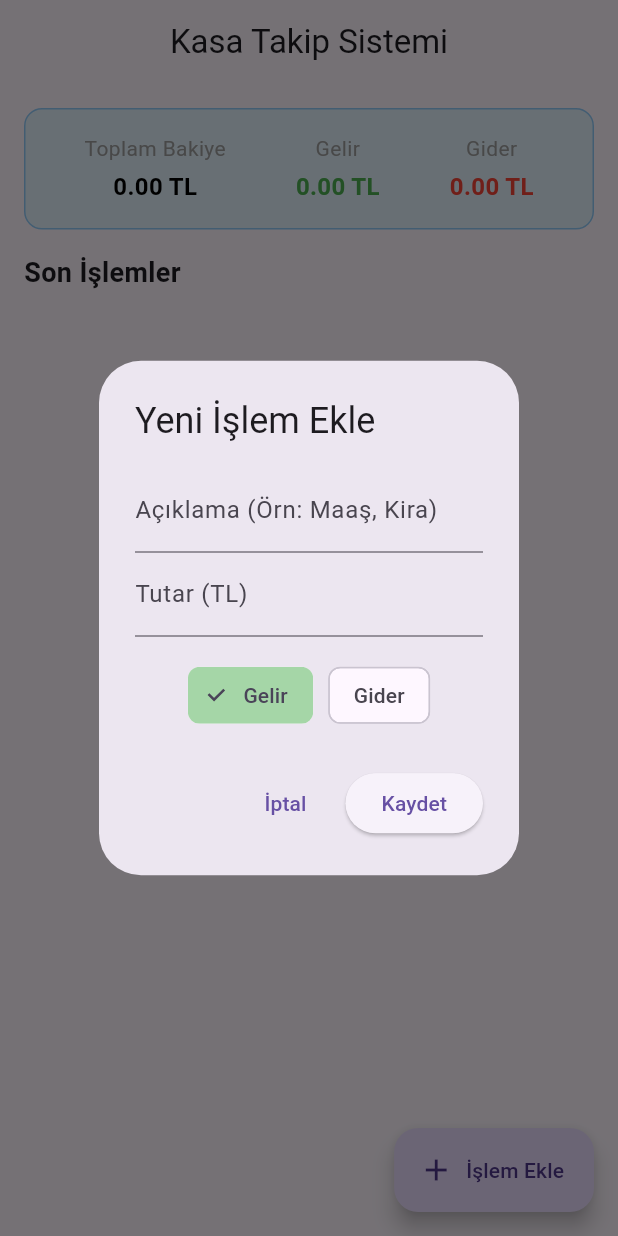
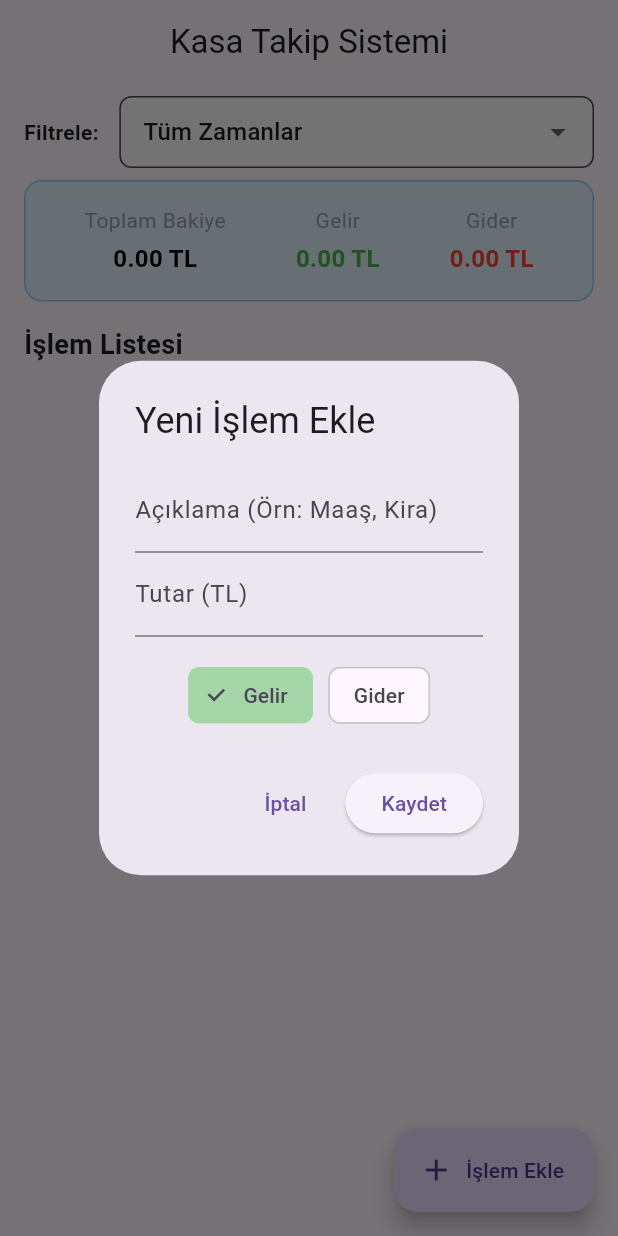
Before and after one commit to aleyna4199/kasa-takip-sistemi, a Flutter app: the screen it shows after launch, after a tap on "İşlem Ekle", on a phone screen of 412 x 824 dp. Run offline on Flutter 3.47's test engine with Material 3 defaults, Android fonts, the phone set to English and light mode, and no system bars; our stand-ins replace sqflite, sqflite_common_ffi; accounts and stored records are empty.

Commit message:
Ay ve gun bazli filtreleme eklendi

```diff
--- a/lib/main.dart
+++ b/lib/main.dart
@@ -36,15 +36,84 @@ class _AnaSayfaState extends State<AnaSayfa> {
   double _toplamGelir = 0.0;
   double _toplamGider = 0.0;
 
+  // Filtreleme için değişken (null = Tüm Zamanlar, 'YYYY-MM' = Ay, 'YYYY-MM-DD' = Gün)
+  String? _secilenFiltre;
+  List<String> _filtrelenebilirDonemler = [];
+
   @override
   void initState() {
     super.initState();
-    _verileriYukle();
+    _verileriVeDonemleriYukle();
   }
 
-  Future<void> _verileriYukle() async {
+  // Türkçe ay ve gün isimlerini düzenli göstermek için yardımcı fonksiyon
+  String _donemiFormatla(String donem) {
     try {
-      final veriler = await DatabaseHelper.instance.getTransactions();
+      if (donem.length == 7) {
+        // Örn: "2026-07" -> "Temmuz 2026"
+        List<String> parcalar = donem.split('-');
+        int yil = int.parse(parcalar[0]);
+        int ay = int.parse(parcalar[1]);
+
+        const aylar = [
+          '', 'Ocak', 'Şubat', 'Mart', 'Nisan', 'Mayıs', 'Haziran',
+          'Temmuz', 'Ağustos', 'Eylül', 'Ekim', 'Kasım', 'Aralık'
+        ];
+        return '${aylar[ay]} $yil';
+      } else if (donem.length == 10) {
+        // Örn: "2026-07-24" -> "24 Temmuz 2026"
+        List<String> parcalar = donem.split('-');
+        int yil = int.parse(parcalar[0]);
+        int ay = int.parse(parcalar[1]);
+        int gun = int.parse(parcalar[2]);
+
+        const aylar = [
+          '', 'Ocak', 'Şubat', 'Mart', 'Nisan', 'Mayıs', 'Haziran',
+          'Temmuz', 'Ağustos', 'Eylül', 'Ekim', 'Kasım', 'Aralık'
+        ];
+        return '$gun ${aylar[ay]} $yil (Günlük)';
+      }
+    } catch (e) {
+      // Hata durumunda orijinal metni döndür
+    }
+    return donem;
+  }
+
+  Future<void> _verileriVeDonemleriYukle() async {
+    try {
+      // 1. Tüm işlemleri çekerek veritabanındaki benzersiz ayları VE günleri tespit edelim
+      List<Map<String, dynamic>> tumVeriler = await DatabaseHelper.instance.getTransactions();
+
+      Set<String> donemSeti = {};
+      for (var item in tumVeriler) {
+        String tarih = item['date'].toString(); // Beklenen format: YYYY-MM-DD
+        if (tarih.length >= 7) {
+          donemSeti.add(tarih.substring(0, 7)); // Ay bazlı ekle (Örn: 2026-07)
+        }
+        if (tarih.length == 10) {
+          donemSeti.add(tarih); // Gün bazlı da ekle (Örn: 2026-07-24)
+        }
+      }
+
+      setState(() {
+        // Yeniden eskiye doğru sıralama
+        _filtrelenebilirDonemler = donemSeti.toList()..sort((a, b) => b.compareTo(a));
+      });
+
+      // 2. Seçili filtreye göre ana listeyi doldur
+      List<Map<String, dynamic>> veriler;
+      if (_secilenFiltre != null && _secilenFiltre!.isNotEmpty) {
+        if (_secilenFiltre!.length == 7) {
+          // Ay seçildiyse
+          veriler = await DatabaseHelper.instance.getTransactionsByMonth(_secilenFiltre!);
+        } else {
+          // Gün seçildiyse (YYYY-MM-DD)
+          veriler = tumVeriler.where((element) => element['date'] == _secilenFiltre).toList();
+        }
+      } else {
+        veriler = tumVeriler;
+      }
+
       double gelir = 0;
       double gider = 0;
 
@@ -140,7 +209,7 @@ class _AnaSayfaState extends State<AnaSayfa> {
                           'date': DateTime.now().toString().split(' ')[0],
                         });
                         Navigator.pop(context);
-                        await _verileriYukle();
+                        await _verileriVeDonemleriYukle();
                       }
                     }
                   },
@@ -156,7 +225,7 @@ class _AnaSayfaState extends State<AnaSayfa> {
 
   Future<void> _islemSil(int id) async {
     await DatabaseHelper.instance.deleteTransaction(id);
-    _verileriYukle();
+    _verileriVeDonemleriYukle();
   }
 
   @override
@@ -168,9 +237,49 @@ class _AnaSayfaState extends State<AnaSayfa> {
       ),
       body: Column(
         children: [
+          // Gelişmiş Ay/Gün/Dönem Filtreleme Dropdown Alanı
+          Padding(
+            padding: const EdgeInsets.symmetric(horizontal: 16.0, vertical: 8.0),
+            child: Row(
+              children: [
+                const Text('Filtrele: ', style: TextStyle(fontWeight: FontWeight.bold)),
+                const SizedBox(width: 10),
+                Expanded(
+                  child: DropdownButtonFormField<String?>(
+                    value: _secilenFiltre,
+                    decoration: InputDecoration(
+                      contentPadding: const EdgeInsets.symmetric(horizontal: 12, vertical: 8),
+                      border: OutlineInputBorder(borderRadius: BorderRadius.circular(8)),
+                      filled: true,
+                      fillColor: Colors.grey.shade50,
+                    ),
+                    hint: const Text('Tüm Zamanlar'),
+                    items: [
+                      const DropdownMenuItem<String?>(
+                        value: null,
+                        child: Text('Tüm Zamanlar'),
+                      ),
+                      ..._filtrelenebilirDonemler.map((donem) {
+                        return DropdownMenuItem<String?>(
+                          value: donem,
+                          child: Text(_donemiFormatla(donem)),
+                        );
+                      }),
+                    ],
+                    onChanged: (String? yeniDeger) {
+                      setState(() {
+                        _secilenFiltre = yeniDeger;
+                      });
+                      _verileriVeDonemleriYukle();
+                    },
+                  ),
+                ),
+              ],
+            ),
+          ),
           Container(
             padding: const EdgeInsets.all(16),
-            margin: const EdgeInsets.all(16),
+            margin: const EdgeInsets.symmetric(horizontal: 16),
             decoration: BoxDecoration(
               color: Colors.blue.shade50,
               borderRadius: BorderRadius.circular(12),
@@ -186,19 +295,18 @@ class _AnaSayfaState extends State<AnaSayfa> {
             ),
           ),
           const Padding(
-            padding: EdgeInsets.symmetric(horizontal: 16.0),
+            padding: EdgeInsets.fromLTRB(16, 16, 16, 8),
             child: Align(
               alignment: Alignment.centerLeft,
               child: Text(
-                'Son İşlemler',
+                'İşlem Listesi',
                 style: TextStyle(fontSize: 18, fontWeight: FontWeight.bold),
               ),
             ),
           ),
-          const SizedBox(height: 8),
           Expanded(
             child: _islemListesi.isEmpty
-                ? const Center(child: Text('Henüz işlem eklenmemiş.'))
+                ? const Center(child: Text('Bu dönemde kayıt bulunamadı.'))
                 : ListView.builder(
                     itemCount: _islemListesi.length,
                     itemBuilder: (context, index) {
@@ -215,7 +323,7 @@ class _AnaSayfaState extends State<AnaSayfa> {
                             ),
                           ),
                           title: Text(islem['title']),
-                          subtitle: Text(islem['date']),
+                          subtitle: Text(_donemiFormatla(islem['date'])),
                           trailing: Row(
                             mainAxisSize: MainAxisSize.min,
                             children: [
```
Also changed, not shown: lib/database_helper.dart (+12 -0 lines).
